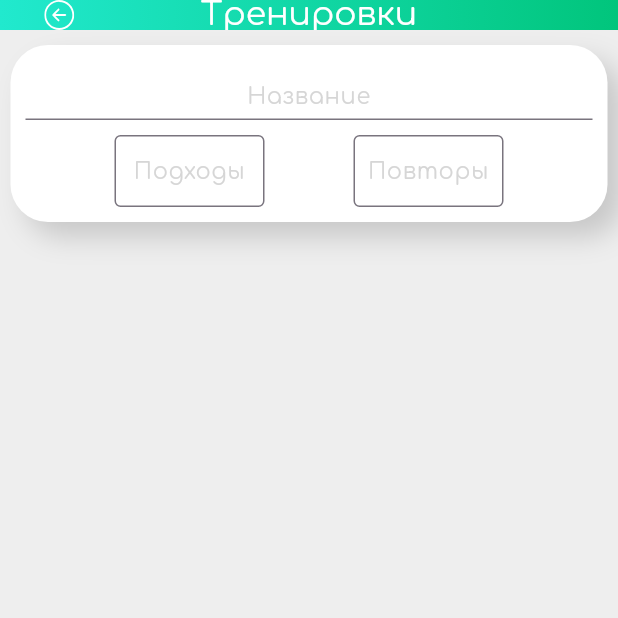
After one commit to Zasuherka/MyCalories, a Flutter app: the CurrentWorkoutPage screen opened by its route, on a phone screen of 412 x 824 dp, the top half of it. The commit adds this screen. Run offline on Flutter 3.47's test engine with Material 3 defaults, Android fonts, the phone set to English and light mode, and no system bars; our stand-ins replace auto_route, bloc, bloc_concurrency, connectivity_plus, firebase_auth, firebase_core and 8 more; accounts and stored records are empty.

Commit message:
before reorderables

```diff
--- a/lib/presentation/pages/collection_page/collection_page.dart
+++ b/lib/presentation/pages/collection_page/collection_page.dart
@@ -66,7 +66,7 @@ class _CollectionPageState extends State<CollectionPage> {
               padding: const EdgeInsets.only(left: 23),
               child: GestureDetector(
                 onTap: () {
-                  Navigator.pop(context);
+                  context.router.popForced();
                 },
                 child: SvgPicture.asset(
                   'images/arrow.svg',
--- /dev/null
+++ b/lib/presentation/pages/current_workout_page/current_workout_page.dart
@@ -0,0 +1,59 @@
+import 'package:app1/presentation/constants.dart';
+import 'package:app1/presentation/widgets/workout/training_set_exercise_with_active_title.dart';
+import 'package:auto_route/auto_route.dart';
+import 'package:flutter/material.dart';
+import 'package:flutter_svg/flutter_svg.dart';
+
+@RoutePage()
+class CurrentWorkoutPage extends StatelessWidget {
+  const CurrentWorkoutPage({super.key});
+
+  @override
+  Widget build(BuildContext context) {
+    return Scaffold(
+      appBar: AppBar(
+        toolbarHeight: MediaQuery.of(context).padding.top + 20,
+        flexibleSpace: Container(
+          decoration: const BoxDecoration(
+              gradient: AppColors.greenGradient
+          ),
+        ),
+        leading: Padding(
+          padding: const EdgeInsets.only(left: 23),
+          child: GestureDetector(
+            onTap: () {
+              context.router.popForced();
+            },
+            child: SvgPicture.asset(
+              'images/arrow.svg',
+              width: 33,
+              height: 33,
+              colorFilter:
+              const ColorFilter.mode(AppColors.primaryButtonColor, BlendMode.srcIn),
+            ),
+          ),
+        ),
+        title: const Text(
+            'Тренировки'
+        ),
+        centerTitle: true,
+      ),
+      body: Padding(
+        padding: const EdgeInsets.symmetric(
+            horizontal: 7,
+        ),
+        child: Column(
+          children: [
+            const SizedBox(
+              height: 10,
+            ),
+            WorkoutSetWithActiveTitle(
+              onChanged: (title, sets, repetitions){
+              },
+            )
+          ],
+        ),
+      ),
+    );
+  }
+}
--- a/lib/presentation/pages/workout_menu_page/workout_menu_page.dart
+++ b/lib/presentation/pages/workout_menu_page/workout_menu_page.dart
@@ -1,5 +1,7 @@
 import 'package:app1/presentation/constants.dart';
+import 'package:app1/presentation/router/router.dart';
 import 'package:app1/presentation/widgets/custom_buttons/primary_app_button.dart';
+import 'package:auto_route/auto_route.dart';
 import 'package:flutter/material.dart';
 
 class WorkoutMenuPage extends StatelessWidget {
@@ -29,7 +31,9 @@ class WorkoutMenuPage extends StatelessWidget {
               height: 10,
             ),
             PrimaryAppButton(
-              onTap: (){},
+              onTap: (){
+                context.router.push(const CurrentWorkoutRoute());
+              },
               withColor: true,
               padding: const EdgeInsets.symmetric(vertical: 10, horizontal: 20),
               alignment: Alignment.center,
--- a/lib/presentation/router/router.dart
+++ b/lib/presentation/router/router.dart
@@ -1,6 +1,7 @@
 import 'package:app1/domain/model/collection.dart';
 import 'package:app1/domain/model/food.dart';
 import 'package:app1/presentation/pages/auth_page/auth_page.dart';
+import 'package:app1/presentation/pages/current_workout_page/current_workout_page.dart';
 import 'package:app1/presentation/pages/update_collection_page/update_collection_update_page.dart';
 import 'package:app1/presentation/pages/collections_pages/collections_page.dart';
 import 'package:app1/presentation/pages/collections_pages/create_collection_page.dart';
@@ -78,6 +79,10 @@ class AppRouter extends _$AppRouter{
         path: '/updateCollectionPage'
     ),
     MaterialRoute(
+        page: CurrentWorkoutRoute.page,
+        path: '/currentWorkoutPage'
+    ),
+    MaterialRoute(
         page: StartRoute.page,
         path: '/',
         initial: true
--- a/lib/presentation/theme/colors.dart
+++ b/lib/presentation/theme/colors.dart
@@ -1,6 +1,6 @@
 part of '../constants.dart';
 
-class AppColors {
+abstract class AppColors {
   // static const Color white = Color(0xFFFFFFFF);
   // static const Color textColor = Color(0xFFEEEEEE);
   // static const Color textAdditionalColor = Color(0xFF519fe8);
@@ -29,6 +29,7 @@ class AppColors {
   static const Color primaryButtonColor = Color(0xFFFFFFFF);
   static const Color inactivePrimaryButtonColor = Color(0xFFd6d6d6);
   static const Color inactiveIconColor = Color(0x7FFFFFFF);
+  static const Color hintTextColor = Color(0x7Fadadad);
   static const Color secondaryTextColor = Color(0xFF2D2D2D);
   static const Color colorForHintText = Color(0x2A000000);
   static const Color backGroundColor = Color(0xFFEEEEEE);
--- a/lib/presentation/widgets/custom_buttons/primary_app_button.dart
+++ b/lib/presentation/widgets/custom_buttons/primary_app_button.dart
@@ -39,7 +39,9 @@ class PrimaryAppButton extends StatelessWidget {
 
   @override
   Widget build(BuildContext context) {
-    return AnimatedContainer(
+    return InkWell(
+      onTap: () => onTap.call(),
+      child: AnimatedContainer(
         duration: animatedDuration ?? animationDurationMedium,
         alignment: alignment,
         padding:
@@ -60,6 +62,7 @@ class PrimaryAppButton extends StatelessWidget {
           borderRadius: BorderRadius.circular(borderRadius ?? 25),
         ),
         child: child,
+      ),
     );
   }
 }
--- /dev/null
+++ b/lib/presentation/widgets/workout/text_fields/active_workout_title.dart
@@ -0,0 +1,82 @@
+import 'package:app1/presentation/constants.dart';
+import 'package:flutter/material.dart';
+import 'package:flutter/services.dart';
+
+class ActiveWorkOutTitle extends StatefulWidget {
+  final TextEditingController? titleController;
+  final void Function(String)? onChanged;
+
+  const ActiveWorkOutTitle({
+    super.key,
+    this.titleController,
+    this.onChanged
+  });
+
+  @override
+  State<ActiveWorkOutTitle> createState() => _ActiveWorkOutTitleState();
+}
+
+class _ActiveWorkOutTitleState extends State<ActiveWorkOutTitle> {
+
+  bool hasError = false;
+
+  @override
+  Widget build(BuildContext context) {
+    return TextField(
+      controller: widget.titleController,
+      textAlign: TextAlign.center,
+      maxLength: 20,
+      onTapOutside: (_) => FocusScope.of(context).unfocus(),
+      inputFormatters: [
+        FilteringTextInputFormatter.allow(
+            RegExp(r'[a-zA-Zа-яА-Я0-9.-]'))
+      ],
+      onChanged: (value){
+        _fieldValidator(value);
+        if(widget.onChanged != null){
+          widget.onChanged!(value);
+        }
+      },
+      decoration: InputDecoration(
+          counterText: '',
+          error: hasError ? const SizedBox() : null,
+          border: const UnderlineInputBorder(
+            borderSide: BorderSide(
+                color: AppColors.dark
+            ),
+          ),
+          hintText: 'Название',
+          hintStyle: Theme.of(context).textTheme.bodySmall?.copyWith(
+              color: AppColors.hintTextColor
+          ),
+          errorBorder: const UnderlineInputBorder(
+            borderSide: BorderSide(
+                color: AppColors.red
+            ),
+          ),
+          focusedBorder: const UnderlineInputBorder(
+            borderSide: BorderSide(
+                color: AppColors.dark
+            ),
+          ),
+          focusedErrorBorder: const UnderlineInputBorder(
+            borderSide: BorderSide(
+                color: AppColors.red
+            ),
+          ),
+          contentPadding: const EdgeInsets.symmetric(horizontal: 50),
+          constraints: const BoxConstraints.tightFor(height: 40)
+      ),
+    );
+  }
+
+  void _fieldValidator(String value){
+    setState(() {
+      if(value.isEmpty){
+        hasError = true;
+      } else {
+        hasError = false;
+      }
+    });
+  }
+}
--- /dev/null
+++ b/lib/presentation/widgets/workout/text_fields/workout_set_text_field.dart
@@ -0,0 +1,86 @@
+import 'package:app1/presentation/constants.dart';
+import 'package:flutter/material.dart';
+import 'package:flutter/services.dart';
+
+class WorkoutSetTextField extends StatefulWidget {
+  final TextEditingController? workoutSetController;
+  final void Function(String)? onChanged;
+  final double? width;
+  final String? hintText;
+
+  const WorkoutSetTextField({
+    super.key,
+    this.workoutSetController,
+    this.onChanged,
+    this.width,
+    this.hintText,
+  });
+
+  @override
+  State<WorkoutSetTextField> createState() => _WorkoutSetTextFieldState();
+}
+
+class _WorkoutSetTextFieldState extends State<WorkoutSetTextField> {
+
+  bool hasError = false;
+
+  @override
+  Widget build(BuildContext context) {
+    return TextField(
+      controller: widget.workoutSetController,
+      textAlign: TextAlign.center,
+      maxLength: 3,
+      onTapOutside: (_) => FocusScope.of(context).unfocus(),
+      onChanged: (value){
+        _fieldValidator(value);
+        if(widget.onChanged != null){
+          widget.onChanged!(value);
+        }
+      },
+      inputFormatters: [
+        FilteringTextInputFormatter.allow(
+            RegExp(r'[0-9-]'))
+      ],
+      decoration: InputDecoration(
+        counterText: '',
+        error: hasError ? const SizedBox() : null,
+        border: const OutlineInputBorder(
+          borderSide: BorderSide(
+              color: AppColors.dark
+          ),
+        ),
+        hintText: widget.hintText,
+        hintStyle: Theme.of(context).textTheme.bodySmall?.copyWith(
+            color: AppColors.hintTextColor
+        ),
+        errorBorder: const OutlineInputBorder(
+          borderSide: BorderSide(
+              color: AppColors.red
+          ),
+        ),
+        focusedBorder: const OutlineInputBorder(
+          borderSide: BorderSide(
+              color: AppColors.dark
+          ),
+        ),
+        focusedErrorBorder: const OutlineInputBorder(
+          borderSide: BorderSide(
+              color: AppColors.red
+          ),
+        ),
+        contentPadding: EdgeInsets.zero,
+        constraints: BoxConstraints.tightFor(width: widget.width),
+      ),
+    );
+  }
+
+  void _fieldValidator(String value){
+    setState(() {
+      if(value.isEmpty){
+        hasError = true;
+      } else {
+        hasError = false;
+      }
+    });
+  }
+}
--- /dev/null
+++ b/lib/presentation/widgets/workout/training_set_exercise_with_active_title.dart
@@ -0,0 +1,90 @@
+import 'package:app1/presentation/constants.dart';
+import 'package:app1/presentation/widgets/workout/text_fields/active_workout_title.dart';
+import 'package:app1/presentation/widgets/workout/text_fields/workout_set_text_field.dart';
+import 'package:flutter/material.dart';
+
+class WorkoutSetWithActiveTitle extends StatefulWidget {
+  final void Function(String, String, String) onChanged;
+
+
+  const WorkoutSetWithActiveTitle({
+    super.key,
+    required this.onChanged
+  });
+
+  @override
+  State<WorkoutSetWithActiveTitle> createState() => _WorkoutSetWithActiveTitleState();
+}
+
+class _WorkoutSetWithActiveTitleState extends State<WorkoutSetWithActiveTitle> {
+
+  final TextEditingController _titleController = TextEditingController();
+  final TextEditingController _setController = TextEditingController();
+  final TextEditingController _repetitionController = TextEditingController();
+
+  @override
+  void dispose() {
+    super.dispose();
+  }
+
+  @override
+  Widget build(BuildContext context) {
+    return Container(
+      alignment: Alignment.center,
+      padding: const EdgeInsets.symmetric(horizontal: 10, vertical: 10),
+      decoration: BoxDecoration(
+        borderRadius: BorderRadius.circular(25),
+        boxShadow: boxShadow,
+        color: AppColors.primaryButtonColor
+      ),
+      child: Column(
+        mainAxisSize: MainAxisSize.min,
+        children: [
+          ActiveWorkOutTitle(
+            titleController: _titleController,
+            onChanged: (_){
+              widget.onChanged(
+                _titleController.text,
+                _setController.text,
+                _repetitionController.text,
+              );
+            },
+          ),
+          const SizedBox(
+            height: 10,
+          ),
+          Row(
+            mainAxisAlignment: MainAxisAlignment.spaceEvenly,
+            crossAxisAlignment: CrossAxisAlignment.center,
+            children: [
+              WorkoutSetTextField(
+                workoutSetController: _setController,
+                onChanged: (_){
+                  widget.onChanged(
+                    _titleController.text,
+                    _setController.text,
+                    _repetitionController.text,
+                  );
+                },
+                width: 100,
+                hintText: 'Подходы',
+              ),
+              WorkoutSetTextField(
+                workoutSetController: _repetitionController,
+                onChanged: (_){
+                  widget.onChanged(
+                    _titleController.text,
+                    _setController.text,
+                    _repetitionController.text,
+                  );
+                },
+                width: 100,
+                hintText: 'Повторы',
+              ),
+            ],
+          )
+        ],
+      ),
+    );
+  }
+}
```
Also changed, not shown: lib/presentation/router/router.gr.dart. Lines whose indentation alone changed are shown as unchanged.
